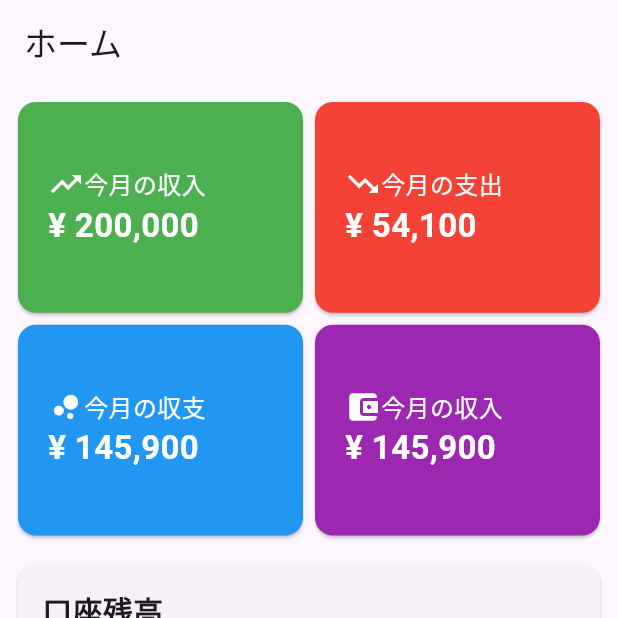
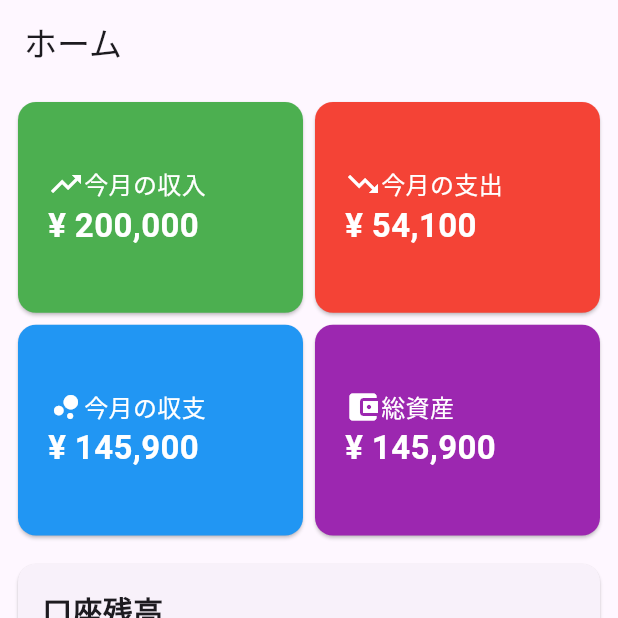
Before and after one commit to kyouga-ones/kakeibo, a Flutter app: the screen it shows after launch, on a phone screen of 412 x 824 dp, the top half of it. Run offline on Flutter 3.47's test engine with Material 3 defaults, Android fonts, the phone set to English and light mode, and no system bars; our stand-ins replace gap.

Commit message:
fix:task-001:カード内のテキスト修正

```diff
--- a/lib/ui/components/views/home.dart
+++ b/lib/ui/components/views/home.dart
@@ -42,7 +42,7 @@ class Home extends StatelessWidget {
                     color: Colors.blue,
                   ),
                   HomeCard(
-                    title: '今月の収入',
+                    title: '総資産',
                     value: 145900,
                     icon: Icons.account_balance_wallet,
                     color: Colors.purple,
```
